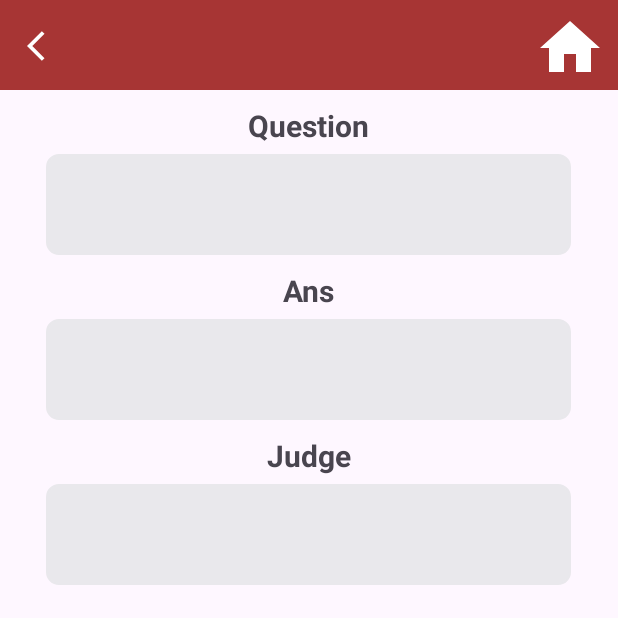
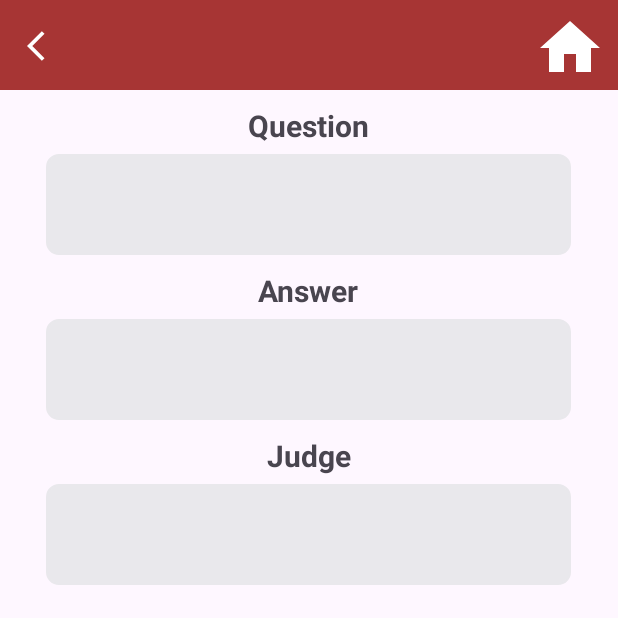
Before and after one commit to Fishtin666/GP_final, an Android app: the ReviewShow_Speaking screen opened directly, with no data from a screen before it, on a phone screen of 412 x 824 dp, the top half of it. Run offline under Robolectric (Android 15) with nearby library versions, the phone set to English and light mode, and no system bars; our stand-ins replace Firebase (no records; nobody signed in at launch, a user with empty details on screens opened directly).

Commit message:
fish 0516 1

```diff
--- a/GP_final/GProject/app/src/main/java/com/example/gproject/ReviewShow_Speaking.java
+++ b/GP_final/GProject/app/src/main/java/com/example/gproject/ReviewShow_Speaking.java
@@ -35,11 +35,14 @@ public class ReviewShow_Speaking extends AppCompatActivity {
     ImageView home;
 
     TextView Ques,Ans,Judge;
-    String topic="Place";
-    String ques_num="1"; //第幾題
-    String num="0";  //第幾次回答
+    String topic="People";
+    String ques_num="3"; //第幾題
+    String num="1";  //第幾次回答
 
     String randomCode;
+
+    //part3
+    TextView part3,p3_question_title,p3_question,p3_ans_title,p3_answer,p3_judge_title,p3_judge;
 
     //String randomCode="-NxTC6YNpganZiCH4JPg"; //隨機碼  //"NxTC6YNpganZiCH4JPg"
     @Override
@@ -50,6 +53,26 @@ public class ReviewShow_Speaking extends AppCompatActivity {
         Ans = findViewById(R.id.Answer);
         Judge = findViewById(R.id.Judge);
         home = findViewById(R.id.home);
+
+        //part3
+        part3 = findViewById(R.id.part3);
+        p3_question_title= findViewById(R.id.P3_ques_title);
+        p3_question= findViewById(R.id.P3_Question);
+        p3_ans_title=findViewById(R.id.P3_Ans_title);
+        p3_answer=findViewById(R.id.P3_Answer);
+        p3_judge_title=findViewById(R.id.P3_Judge_title);
+        p3_judge=findViewById(R.id.P3_Judge);
+
+        part3.setVisibility(View.GONE);
+        p3_question_title.setVisibility(View.GONE);
+        p3_question.setVisibility(View.GONE);
+        p3_ans_title.setVisibility(View.GONE);
+        p3_answer.setVisibility(View.GONE);
+        p3_judge_title.setVisibility(View.GONE);
+        p3_judge.setVisibility(View.GONE);
+
+
+
         home.setOnClickListener(new View.OnClickListener() {
             @Override
             public void onClick(View view) {
@@ -67,6 +90,7 @@ public class ReviewShow_Speaking extends AppCompatActivity {
 
                 getJudge();
                 getAns();
+                getPart3();
 
             }
         });
@@ -156,6 +180,60 @@ public class ReviewShow_Speaking extends AppCompatActivity {
                                 if (valueSnapshot.exists()) {
                                     String value = valueSnapshot.getValue(String.class);
                                     Judge.setText(value);
+                                    Log.d("FirebaseValue", "Value: " + value);
+                                } else {
+                                    Log.d("FirebaseValue", "Key not found");
+                                    Toast.makeText(ReviewShow_Speaking.this, "randomCode找不到", Toast.LENGTH_SHORT).show();
+
+                                }
+                            } else {
+                                Toast.makeText(ReviewShow_Speaking.this, "judge資料庫找不到", Toast.LENGTH_SHORT).show();
+
+                                Log.d("FirebaseValue", "Path not found");
+                            }
+                        }
+
+                        @Override
+                        public void onCancelled(@NonNull DatabaseError error) {
+
+                        }
+
+                    });
+                }
+            }
+        });
+
+    }
+
+    public void getPart3Judge(){
+        getRandomCode(new OnRandomCodeGeneratedListener() {
+            @Override
+            public void onRandomCodeGenerated(String randomCode) {
+                auth = FirebaseAuth.getInstance();
+                databaseReference = FirebaseDatabase.getInstance().getReference();
+
+                FirebaseUser currentUser = auth.getCurrentUser();
+                if (currentUser != null) {
+                    String userId = currentUser.getUid();
+
+                    DatabaseReference targetRef = databaseReference
+                            .child("users")
+                            .child(userId)
+                            .child("Judge")
+                            .child("Speaking_Part3");
+                    //.child(randomCode);    //###選擇是第幾次回答####
+
+
+                    targetRef.addListenerForSingleValueEvent(new ValueEventListener() {
+                        @Override
+                        public void onDataChange(@NonNull DataSnapshot dataSnapshot) {
+
+                            if (dataSnapshot.exists()) {
+                                // 检查特定 key 的值
+                                DataSnapshot valueSnapshot = dataSnapshot.child(randomCode);
+                                if (valueSnapshot.exists()) {
+                                    String value = valueSnapshot.getValue(String.class);
+                                    p3_judge.setText(value);
                                     Log.d("FirebaseValue", "Value: " + value);
                                 } else {
                                     Log.d("FirebaseValue", "Key not found");
@@ -299,5 +377,69 @@ public class ReviewShow_Speaking extends AppCompatActivity {
             }
         });
 
+
+    }
+
+
+    public void getPart3(){
+        getRandomCode(new OnRandomCodeGeneratedListener() {
+            @Override
+            public void onRandomCodeGenerated(String randomCode) {
+                auth = FirebaseAuth.getInstance();
+                databaseReference = FirebaseDatabase.getInstance().getReference();
+
+                FirebaseUser currentUser = auth.getCurrentUser();
+                if (currentUser != null) {
+                    String userId = currentUser.getUid();
+
+                    DatabaseReference targetRef = databaseReference
+                            .child("users")
+                            .child(userId)
+                            .child("Part3")
+                            .child(randomCode);
+
+
+
+                    targetRef.addListenerForSingleValueEvent(new ValueEventListener() {
+                        @Override
+                        public void onDataChange(@NonNull DataSnapshot dataSnapshot) {
+
+                            if (dataSnapshot.exists()) {
+                                //Toast.makeText(ReviewShow_Speaking.this, "part3資料庫存在", Toast.LENGTH_SHORT).show();
+
+                                part3.setVisibility(View.VISIBLE);
+                                p3_question_title.setVisibility(View.VISIBLE);
+                                p3_question.setVisibility(View.VISIBLE);
+                                p3_ans_title.setVisibility(View.VISIBLE);
+                                p3_answer.setVisibility(View.VISIBLE);
+                                p3_judge_title.setVisibility(View.VISIBLE);
+                                p3_judge.setVisibility(View.VISIBLE);
+                                String question = dataSnapshot.child("Question").getValue(String.class);
+                                String answer = dataSnapshot.child("Ans").getValue(String.class);
+                                //Toast.makeText(ReviewShow_Speaking.this, question+","+answer+","+randomCode, Toast.LENGTH_SHORT).show();
+                                p3_question.setText(question);
+                                p3_answer.setText(answer);
+                                getPart3Judge();
+
+
+
+                            } else {
+                                Toast.makeText(ReviewShow_Speaking.this, "Ans資料庫找不到", Toast.LENGTH_SHORT).show();
+
+                                Log.d("FirebaseValue", "Path not found");
+                            }
+                        }
+
+                        @Override
+                        public void onCancelled(@NonNull DatabaseError error) {
+
+                        }
+
+                    });
+                }
+            }
+        });
+
+
     }
 }
--- a/GP_final/GProject/app/src/main/java/com/example/gproject/Speaking/Speaking.java
+++ b/GP_final/GProject/app/src/main/java/com/example/gproject/Speaking/Speaking.java
@@ -65,9 +65,9 @@ public class Speaking extends AppCompatActivity {
     public void show(){
         AlertDialog.Builder P2_start = new AlertDialog.Builder(Speaking.this);
         P2_start.setTitle("確定要進入Speaking Part2+Part3?");
-        P2_start.setMessage("進入Part2後會有一分鐘的時間讓您查看TaskCard，時間到後會跳出提醒。\n" +
-                "回答時間有兩分鐘，時間到時會提醒，如怕影響回答，可以按下鈴鐺圖案的按鈕，將不會跳出回答時間到之提醒。" +
-                "\n其他按鈕之說明可參照練習頁面右上方灰色問號。");
+        P2_start.setMessage("1. 進入Part2後會有一分鐘的時間讓您查看TaskCard，時間到後會跳出提醒。\n" +
+                "2. 回答時間有兩分鐘，時間到時會提醒，如怕影響回答，可以按下鈴鐺圖案的按鈕，將不會跳出回答時間到之提醒。" +
+                "\n3. 其他按鈕之說明可參照練習頁面右上方灰色問號。");
         P2_start.setCancelable(false);
         P2_start.setPositiveButton("確定", new DialogInterface.OnClickListener() {
             @Override
--- a/GP_final/GProject/app/src/main/res/layout/cross_topic.xml
+++ b/GP_final/GProject/app/src/main/res/layout/cross_topic.xml
@@ -99,7 +99,7 @@
         app:layout_constraintStart_toStartOf="parent"
         app:layout_constraintTop_toBottomOf="@+id/start_CrossTopic">
 
-        <com.example.gproject.JustifyTextView
+        <com.example.gproject.JustifyTextView4
             android:id="@+id/result"
             android:layout_width="match_parent"
             android:layout_height="match_parent"
--- a/GP_final/GProject/app/src/main/res/layout/review_show_speaking.xml
+++ b/GP_final/GProject/app/src/main/res/layout/review_show_speaking.xml
@@ -80,7 +80,7 @@
                 android:layout_width="wrap_content"
                 android:layout_height="wrap_content"
                 android:layout_gravity="center"
-                android:text="Ans"
+                android:text="Answer"
                 android:textSize="20sp"
                 android:layout_marginTop="10dp"
                 />
@@ -118,6 +118,94 @@
                 android:layout_marginTop="5dp"
                 android:background="@drawable/rounded_corner"
                 android:backgroundTint="@color/gray"/>
+
+<!--            <View-->
+<!--                android:id="@+id/cross"-->
+<!--                android:layout_width="match_parent"-->
+<!--                android:layout_height="1dp"-->
+<!--                android:background="@color/black"-->
+<!--                android:layout_marginTop="5dp"-->
+<!--                />-->
+
+            <TextView
+                android:id="@+id/part3"
+                android:textStyle="bold"
+                android:background="@color/red"
+                android:textColor="@color/white"
+                android:layout_width="match_parent"
+                android:layout_height="wrap_content"
+                android:layout_gravity="center"
+                android:text="Part3"
+                android:gravity="center"
+                android:textSize="20sp"
+                android:padding="5dp"
+                android:layout_marginTop="10dp"/>
+
+            <TextView
+                android:id="@+id/P3_ques_title"
+                android:textStyle="bold"
+                android:layout_width="wrap_content"
+                android:layout_height="wrap_content"
+                android:layout_gravity="center"
+                android:text="Question"
+                android:textSize="20sp"
+                android:layout_marginTop="10dp"/>
+
+            <com.example.gproject.JustifyTextView4
+                android:id="@+id/P3_Question"
+                android:layout_width="350dp"
+                android:layout_height="wrap_content"
+                android:layout_gravity="center_horizontal"
+                android:text=""
+                android:background="@drawable/rounded_corner"
+                android:backgroundTint="@color/gray"
+                android:textSize="20sp"
+                android:layout_marginTop="5dp"/>
+
+            <TextView
+                android:id="@+id/P3_Ans_title"
+                android:textStyle="bold"
+                android:layout_width="wrap_content"
+                android:layout_height="wrap_content"
+                android:layout_gravity="center"
+                android:text="Answer"
+                android:textSize="20sp"
+                android:layout_marginTop="10dp"
+                />
+
+            <com.example.gproject.JustifyTextView4
+                android:id="@+id/P3_Answer"
+                android:layout_width="350dp"
+                android:layout_height="wrap_content"
+
+                android:layout_gravity="center_horizontal"
+                android:text=""
+                android:backgroundTint="@color/gray"
+                android:textSize="20sp"
+                android:layout_marginTop="5dp"
+                android:background="@drawable/rounded_corner"
+                />
+
+            <TextView
+                android:id="@+id/P3_Judge_title"
+                android:textStyle="bold"
+                android:layout_width="wrap_content"
+                android:layout_height="wrap_content"
+                android:layout_gravity="center"
+                android:text="Judge"
+                android:textSize="20sp"
+                android:layout_marginTop="10dp"/>
+
+            <com.example.gproject.JustifyTextView4
+                android:id="@+id/P3_Judge"
+                android:layout_width="350dp"
+                android:layout_height="wrap_content"
+                android:layout_gravity="center_horizontal"
+                android:text=""
+                android:textSize="20sp"
+                android:layout_marginTop="5dp"
+                android:background="@drawable/rounded_corner"
+                android:backgroundTint="@color/gray"/>
         </LinearLayout>
     </ScrollView>
 
--- a/GP_final/GProject/app/src/main/res/layout/s_judge_p2.xml
+++ b/GP_final/GProject/app/src/main/res/layout/s_judge_p2.xml
@@ -20,7 +20,7 @@
         android:id="@+id/scrollview"
         android:layout_width="match_parent"
         android:layout_height="400dp"
-        android:layout_marginHorizontal="10dp"
+        android:paddingHorizontal="10dp"
         app:layout_constraintTop_toBottomOf="@+id/title">
 
         <LinearLayout
@@ -28,7 +28,7 @@
             android:layout_height="wrap_content"
             android:orientation="vertical">
 
-            <com.example.gproject.JustifyTextView
+            <com.example.gproject.JustifyTextView4
                 android:id="@+id/Response"
                 android:layout_gravity="center_horizontal"
                 android:layout_width="350dp"
--- a/GP_final/GProject/app/src/main/res/layout/speaking_judge.xml
+++ b/GP_final/GProject/app/src/main/res/layout/speaking_judge.xml
@@ -38,7 +38,7 @@
         android:paddingHorizontal="10dp"
         app:layout_constraintTop_toBottomOf="@+id/title">
 
-        <com.example.gproject.JustifyTextView
+        <com.example.gproject.JustifyTextView4
             android:id="@+id/judge"
             android:layout_width="match_parent"
             android:layout_height="500dp"
--- a/GP_final/GProject/app/src/main/res/layout/writing_t2answer1.xml
+++ b/GP_final/GProject/app/src/main/res/layout/writing_t2answer1.xml
@@ -28,7 +28,7 @@
         app:layout_constraintStart_toStartOf="parent"
         app:layout_constraintTop_toBottomOf="@id/view" />
 
-    <com.example.gproject.JustifyTextView
+    <com.example.gproject.JustifyTextView4
         android:id="@+id/question"
         android:layout_width="350dp"
         android:layout_height="wrap_content"
```
Also changed, not shown: GP_final/GProject/app/src/main/java/com/example/gproject/AiTeacher/AiTeacher2.java (+39 -6 lines), GP_final/GProject/app/src/main/java/com/example/gproject/Speaking/Speaking_judge.java (+36 -1 lines), GP_final/GProject/app/src/main/java/com/example/gproject/Speaking/Speaking_part1_answer.java (+7 -6 lines), GP_final/GProject/app/src/main/java/com/example/gproject/Writing/W_Judge_P1.java (+9 -2 lines), GP_final/GProject/app/src/main/res/layout/speaking.xml (+6 -6 lines), GP_final/GProject/app/src/main/res/layout/w_judge_p1.xml (+34 -11 lines).
